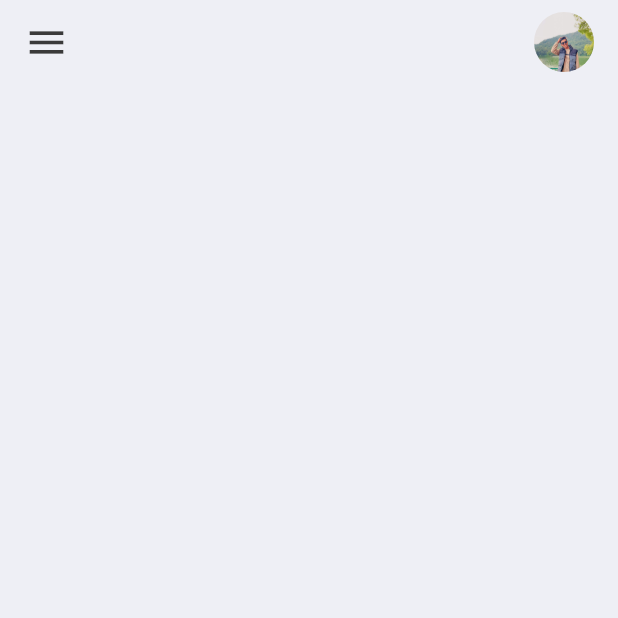
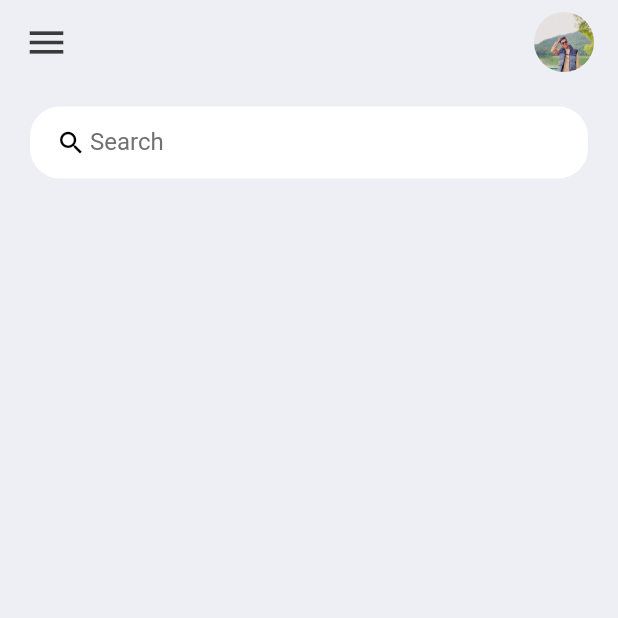
Before and after one commit to bibek-in-github/flutter-to-do-list, a Flutter app: the screen it shows after launch, on a phone screen of 412 x 824 dp, the top half of it. Run offline on Flutter 3.47's test engine with Material 2 defaults, Android fonts, the phone set to English and light mode, and no system bars.

Commit message:
feat:add searchBox

```diff
--- a/lib/src/screens/home.dart
+++ b/lib/src/screens/home.dart
@@ -10,14 +10,39 @@ class Home extends StatelessWidget {
       backgroundColor: tdBGColor,
       appBar: _buildAppBar(),
       body: Container(
+        padding: const EdgeInsetsDirectional.symmetric(horizontal: 20.0, vertical: 15.0),
         child: Column(
           children: [
-
+            searchBox(),
           ],
         ),
       ),
     );
   }
+}
+
+Widget searchBox() {
+  return Container(
+    padding: const EdgeInsetsDirectional.symmetric(horizontal: 15.0),
+    decoration: BoxDecoration(
+      color: Colors.white,
+      borderRadius: BorderRadius.circular(20.0),
+    ),
+    child: TextField(
+      decoration: InputDecoration(
+          contentPadding: const EdgeInsets.all(0.0),
+          prefixIcon: Icon(
+            Icons.search,
+            color: Colors.black,
+            size: 20.0,
+          ),
+          prefixIconConstraints:
+              BoxConstraints(maxHeight: 20.0, minWidth: 25.0),
+          border: InputBorder.none,
+          hintText: 'Search',
+          hintStyle: TextStyle(color: tdGrey)),
+    ),
+  );
 }
 
 AppBar _buildAppBar() {
```
